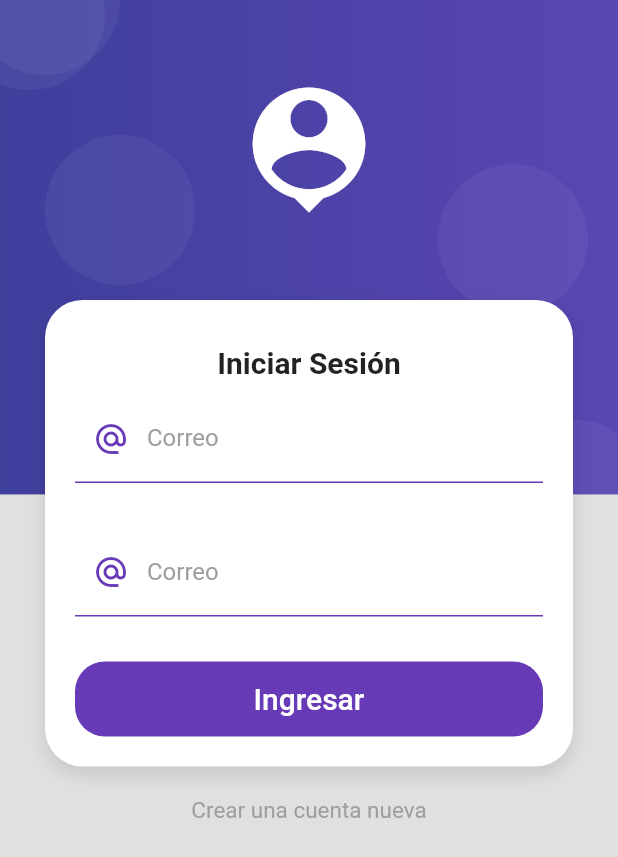
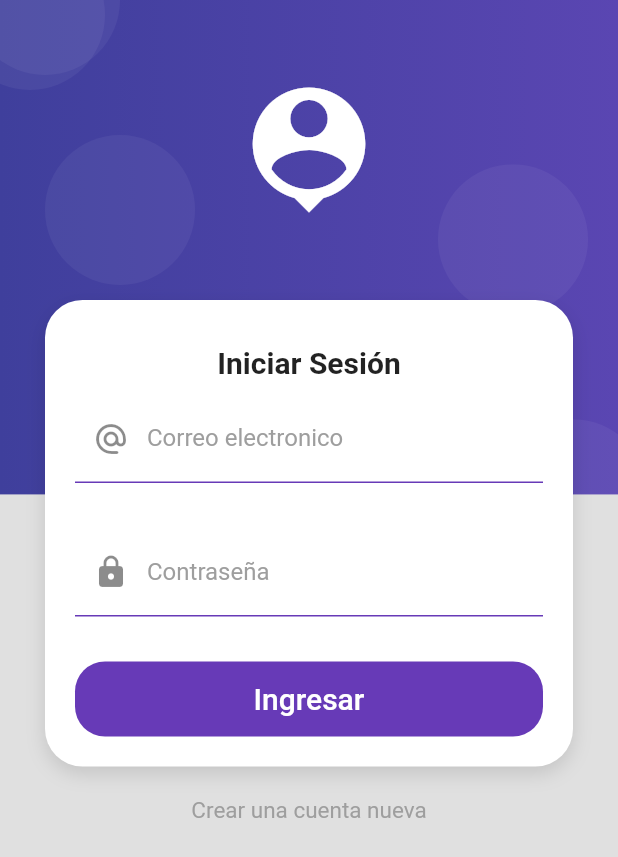
Before and after one commit to Alexis101120/productos_app, a Flutter app: the screen it shows after launch, on a phone screen of 412 x 824 dp. Shown: the top 857 px of the screen. Run offline on Flutter 3.47's test engine with Material 2 defaults, Android fonts, the phone set to English and light mode, and no system bars; missing offline and left inert: dart:ffi.

Commit message:
InputsDecorations

```diff
--- a/lib/ui/inputs_decorations.dart
+++ b/lib/ui/inputs_decorations.dart
@@ -2,7 +2,11 @@ import 'package:flutter/material.dart';
 
 
 class InputDecorations {
-  static InputDecoration authInputDecoration(){
+  static InputDecoration authInputDecoration({
+    required String hintText,
+    required String labelText,
+    IconData? prefixIcon
+  }){
     return InputDecoration(
                 enabledBorder: const UnderlineInputBorder(
                   borderSide: BorderSide(color: Colors.deepPurple),
@@ -11,10 +15,10 @@ class InputDecorations {
                   borderSide: BorderSide(color: Colors.deepPurple, width: 2),
 
                 ),
-                hintText: 'Correo electrónico',
-                labelText: 'Correo',
+                hintText: hintText,
+                labelText: labelText,
                 labelStyle: const TextStyle(color: Colors.grey),
-                prefixIcon: const Icon(Icons.alternate_email_sharp, color: Colors.deepPurple),
+                prefixIcon: prefixIcon != null ? Icon(prefixIcon) : null,
                 border: OutlineInputBorder(
                   borderRadius: BorderRadius.circular(10)
                 )
```
